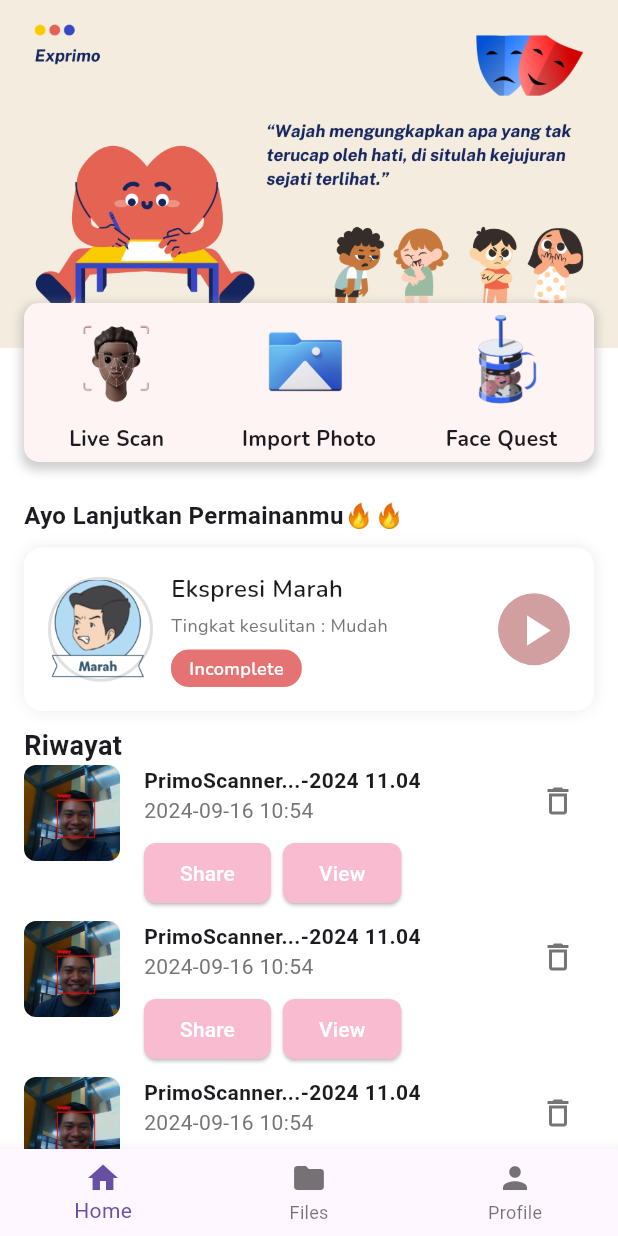
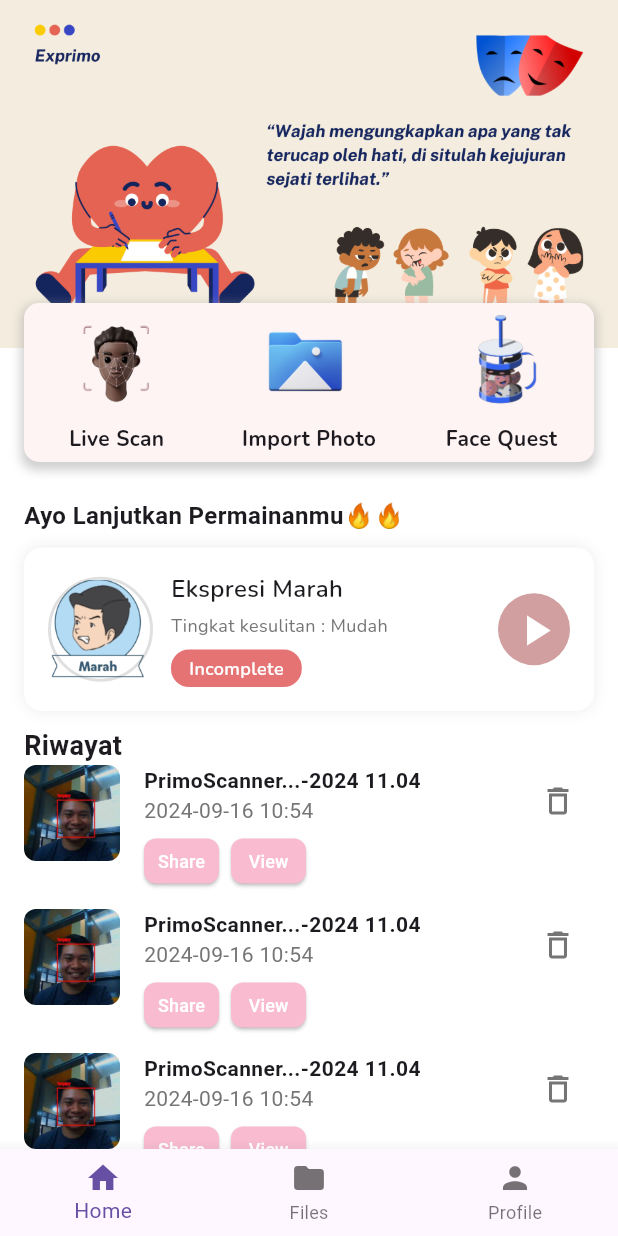
Before and after one commit to Fadhlurhmn/exprimo, a Flutter app: the Navigation_menu screen opened directly, on a phone screen of 412 x 824 dp. Run offline on Flutter 3.47's test engine with Material 3 defaults, Android fonts, the phone set to English and light mode, and no system bars; our stand-ins replace google_fonts.

Commit message:
fixing ukuran button share dan view

```diff
--- a/lib/homepage_screen.dart
+++ b/lib/homepage_screen.dart
@@ -260,7 +260,6 @@ class Homepage extends StatelessWidget {
                                       color: Colors.grey[600],
                                     ),
                                   ),
-                                  SizedBox(height: 8),
                                   // Tombol share dan view
                                   Row(
                                     children: <Widget>[
@@ -272,10 +271,16 @@ class Homepage extends StatelessWidget {
                                             borderRadius:
                                                 BorderRadius.circular(8),
                                           ),
+                                          minimumSize: Size(
+                                              50, 30), // Set ukuran minimum
+                                          padding: EdgeInsets.symmetric(
+                                              horizontal: 8), // Adjust padding
                                         ),
                                         child: Text(
                                           'Share',
-                                          style: TextStyle(color: Colors.white),
+                                          style: TextStyle(
+                                              color: Colors.white,
+                                              fontSize: 12),
                                         ),
                                       ),
                                       SizedBox(width: 8),
@@ -287,10 +292,16 @@ class Homepage extends StatelessWidget {
                                             borderRadius:
                                                 BorderRadius.circular(8),
                                           ),
+                                          minimumSize: Size(
+                                              50, 30), // Set ukuran minimum
+                                          padding: EdgeInsets.symmetric(
+                                              horizontal: 8), // Adjust padding
                                         ),
                                         child: Text(
                                           'View',
-                                          style: TextStyle(color: Colors.white),
+                                          style: TextStyle(
+                                              color: Colors.white,
+                                              fontSize: 12),
                                         ),
                                       ),
                                     ],
```
Also changed, not shown: lib/files/file_screen.dart (+8 -3 lines).
